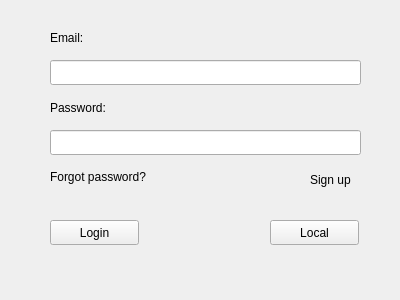
Qt form login.ui (tabanoku/DorkyPy) before a commit.
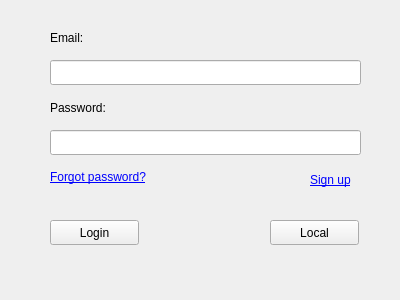
The same form after that commit.

The edit to the form file:
```diff
--- a/login.ui
+++ b/login.ui
@@ -128,7 +128,7 @@
     </rect>
    </property>
    <property name="text">
-    <string>Forgot password?</string>
+    <string>&lt;html&gt;&lt;head/&gt;&lt;body&gt;&lt;p&gt;&lt;a href=&quot;#&quot;&gt;&lt;span style=&quot; text-decoration: underline; color:#0000ff;&quot;&gt;Forgot password?&lt;/span&gt;&lt;/a&gt;&lt;/p&gt;&lt;/body&gt;&lt;/html&gt;</string>
    </property>
    <property name="textFormat">
     <enum>Qt::RichText</enum>
@@ -147,7 +147,7 @@
     </rect>
    </property>
    <property name="text">
-    <string>&lt;a&gt;Sign up&lt;/a&gt;</string>
+    <string>&lt;html&gt;&lt;head/&gt;&lt;body&gt;&lt;p&gt;&lt;a href=&quot;#&quot;&gt;&lt;span style=&quot; text-decoration: underline; color:#0000ff;&quot;&gt;Sign up&lt;/span&gt;&lt;/a&gt;&lt;/p&gt;&lt;/body&gt;&lt;/html&gt;</string>
    </property>
    <property name="textFormat">
     <enum>Qt::RichText</enum>
```
